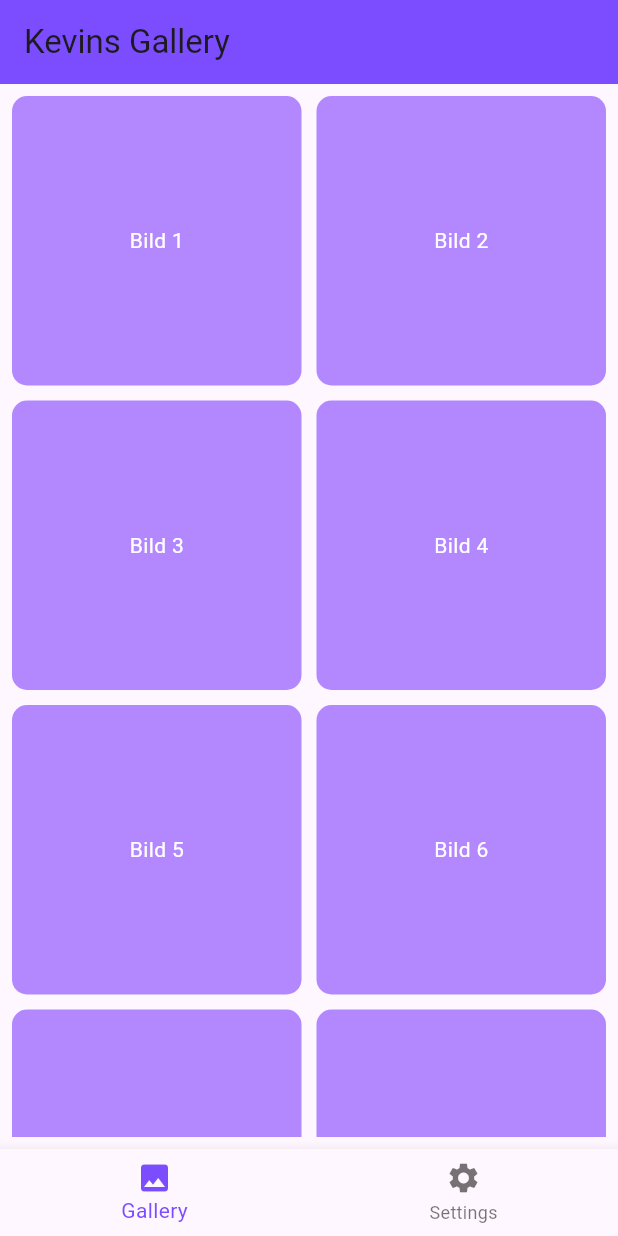
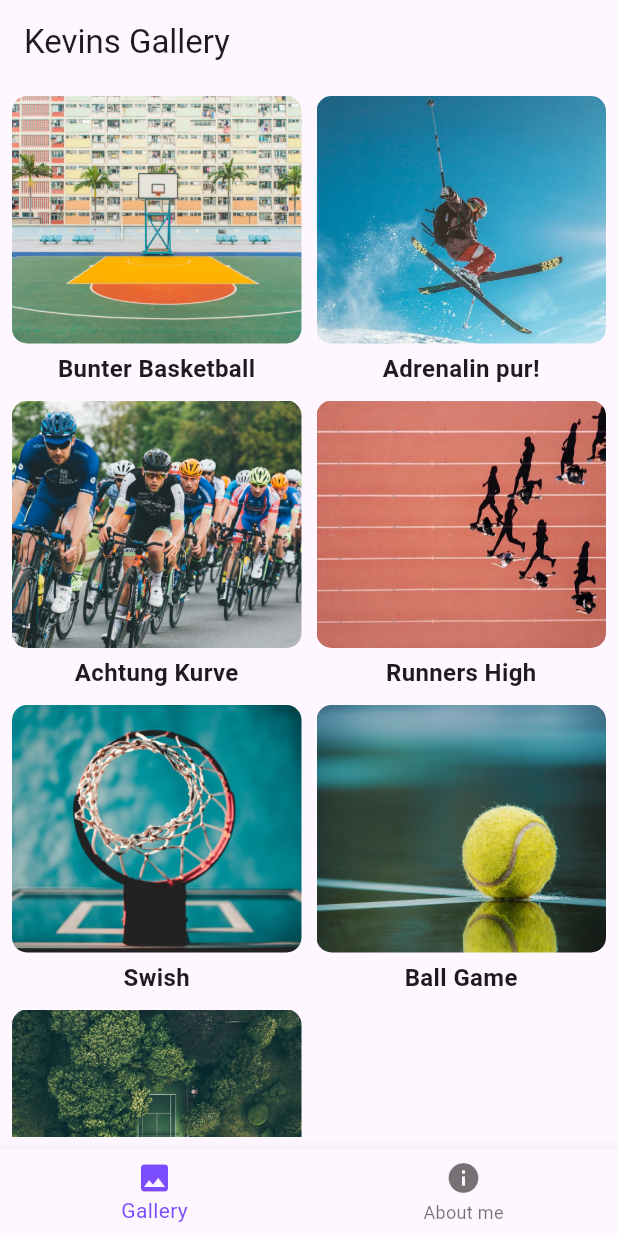
Before and after one commit to Kevin-Bangert/ImageGallery, a Flutter app: the screen it shows after launch, on a phone screen of 412 x 824 dp. Run offline on Flutter 3.47's test engine with Material 3 defaults, Android fonts, the phone set to English and light mode, and no system bars.

Commit message:
Fertige Gallery App

```diff
--- /dev/null
+++ b/lib/gallery_data.dart
@@ -0,0 +1,53 @@
+import 'gallery_item.dart';
+
+List<GalleryItem> galleryData = [
+  GalleryItem(
+    imageTitle: 'Bunter Basketball',
+    imageDate: '03.06.2023',
+    imageDescription:
+        'Ein farbenfrohes Basketballfeld im Freien. Im Zentrum steht ein Basketballkorb, dessen weißes Netz im leichten Wind schaukelt. Die Farben des Spielfelds leuchten unter der warmen Abendsonne. Vor vielen Jahren, während eines Sommerabends, trafen sich hier Freunde zu einem unvergesslichen Spiel, bei dem die Sieger den Sonnenuntergang bejubelten.',
+    imagePath: 'assets/images/basketball_1.jpeg',
+  ),
+  GalleryItem(
+    imageTitle: 'Adrenalin pur!',
+    imageDate: '14.07.2020',
+    imageDescription:
+        'Ein Skifahrer in voller Montur fliegt mutig über einen schneebedeckten Hügel, während der klare, blaue Himmel im Hintergrund strahlt. Die Sonne scheint hell, beleuchtet die funkelnden Schneeflocken und wirft lange Schatten auf die Piste. An einem perfekten Wintertag vor einigen Jahren, als der Schnee frisch und die Bedingungen ideal waren, führte dieser Sprung zu einem unvergesslichen Moment voller Adrenalin und Freude.',
+    imagePath: 'assets/images/ski.jpeg',
+  ),
+  GalleryItem(
+    imageTitle: 'Achtung Kurve',
+    imageDate: '18.06.2022',
+    imageDescription:
+        'Eine große Gruppe Rennradfahrer legt sich synchron in eine scharfe Kurve, während sie mit beeindruckender Geschwindigkeit die Strecke entlangrasen. Die bunten Trikots der Fahrer leuchten im Sonnenschein, und ihre Konzentration ist greifbar. Vor einigen Jahren, während eines spannenden Wettkampfs an einem sonnigen Frühlingstag, markierte diese Kurve den Wendepunkt des Rennens und wurde zum Schauplatz eines packenden Duells um die Spitze.',
+    imagePath: 'assets/images/bike.jpeg',
+  ),
+  GalleryItem(
+    imageTitle: 'Runners High',
+    imageDate: '22.09.2023',
+    imageDescription:
+        'Unsere acht Läufer bewegen sich hier in einer beeindruckenden Dreiecks-Formation über die Bahnen des sonnigen Sportplatzes am Mauerpark. Alle Athleten sind synchronisiert, ihre Schritte im perfekten Einklang, während sie die rote Tartanbahn unter ihren Füßen spüren. An einem kühlen Herbstmorgen, während eines intensiven Trainings, wurde diese Formation gewählt, um Teamarbeit und Präzision zu perfektionieren, und es war ein Moment, der die Entschlossenheit und den Zusammenhalt der Gruppe widerspiegelte.',
+    imagePath: 'assets/images/running.jpeg',
+  ),
+  GalleryItem(
+    imageTitle: 'Swish',
+    imageDate: '11.08.2018',
+    imageDescription:
+        'Ein Foto, das von unten aufgenommen wurde, zeigt einen Basketballkorb mit einem strahlend blauen Himmel im Hintergrund. Die Sonne scheint hell, und das weiße Netz des Korbs hebt sich kontrastreich gegen das Blau ab. An einem klaren Sommernachmittag, vor vielen Jahren, wurde hier ein legendäres Spiel gespielt, bei dem der letzte Korb im goldenen Licht des Abends glänzte.',
+    imagePath: 'assets/images/basketball_2.jpeg',
+  ),
+  GalleryItem(
+    imageTitle: 'Ball Game',
+    imageDate: '29.11.2023',
+    imageDescription:
+        'Die Nahaufnahme zeigt einen gelb-grünen Tennisball, der auf dem glänzenden Boden der Sporthalle liegt. Die Textur des Balls ist deutlich sichtbar, während das gedämpfte Licht der Halle eine ruhige Atmosphäre schafft. An einem regnerischen Nachmittag fand hier ein spannendes Match statt, bei dem dieser Ball im entscheidenden Moment des Spiels eine wichtige Rolle spielte.',
+    imagePath: 'assets/images/tennis_1.jpeg',
+  ),
+  GalleryItem(
+    imageTitle: 'Sieg in der Natur',
+    imageDate: '02.05.2022',
+    imageDescription:
+        'Eine beeindruckende Drohnenaufnahme zeigt ein Tennisfeld, das idyllisch mitten im Grünen liegt. Das leuchtend grüne Spielfeld kontrastiert wunderschön mit den umgebenden Bäumen und Wiesen. An einem sonnigen Sommertag vor einigen Jahren wurde hier ein Turnier ausgetragen, bei dem Spieler und Zuschauer gleichermaßen die atemberaubende Naturkulisse genossen.',
+    imagePath: 'assets/images/tennis_2.jpeg',
+  ),
+];
--- a/lib/main.dart
+++ b/lib/main.dart
@@ -1,4 +1,5 @@
 import 'package:flutter/material.dart';
+import 'gallery_data.dart';
 
 void main() {
   runApp(const MainApp());
@@ -9,11 +10,13 @@ class MainApp extends StatelessWidget {
 
   @override
   Widget build(BuildContext context) {
-    return MaterialApp(home: HomeScreen());
+    return MaterialApp(
+      home: const HomeScreen(),
+      theme: ThemeData(primarySwatch: Colors.deepPurple),
+    );
   }
 }
 
-// Stateful Widget für die Navigation
 class HomeScreen extends StatefulWidget {
   const HomeScreen({super.key});
 
@@ -24,10 +27,9 @@ class HomeScreen extends StatefulWidget {
 class HomeScreenState extends State<HomeScreen> {
   int _selectedIndex = 0;
 
-  // Liste der Seiten (Home, Gallery, Settings)
   static final List<Widget> _pages = <Widget>[
-    const GalleryPage(), // Hier fügen wir die neue Seite mit GridView ein
-    const Center(child: Text('Settings')),
+    const GalleryPage(),
+    const AboutMePage(),
   ];
 
   void _onItemTapped(int index) {
@@ -39,18 +41,12 @@ class HomeScreenState extends State<HomeScreen> {
   @override
   Widget build(BuildContext context) {
     return Scaffold(
-      appBar: AppBar(
-        title: const Text("Kevins Gallery"),
-        backgroundColor: Colors.deepPurpleAccent,
-      ),
+      appBar: AppBar(title: const Text("Kevins Gallery")),
       body: _pages[_selectedIndex],
       bottomNavigationBar: BottomNavigationBar(
         items: const <BottomNavigationBarItem>[
           BottomNavigationBarItem(icon: Icon(Icons.photo), label: 'Gallery'),
-          BottomNavigationBarItem(
-            icon: Icon(Icons.settings),
-            label: 'Settings',
-          ),
+          BottomNavigationBarItem(icon: Icon(Icons.info), label: 'About me'),
         ],
         currentIndex: _selectedIndex,
         selectedItemColor: Colors.deepPurpleAccent,
@@ -60,7 +56,6 @@ class HomeScreenState extends State<HomeScreen> {
   }
 }
 
-//  GalleryPage mit GridView
 class GalleryPage extends StatelessWidget {
   const GalleryPage({super.key});
 
@@ -70,22 +65,62 @@ class GalleryPage extends StatelessWidget {
       padding: const EdgeInsets.all(8.0),
       child: GridView.builder(
         gridDelegate: const SliverGridDelegateWithFixedCrossAxisCount(
-          crossAxisCount: 2, // 2 Spalten
-          crossAxisSpacing: 10, // Abstand zwischen den Spalten
-          mainAxisSpacing: 10, // Abstand zwischen den Zeilen
+          crossAxisCount: 2,
+          crossAxisSpacing: 10,
+          mainAxisSpacing: 10,
         ),
-        itemCount: 10, // Anzahl der Bilder (hier Dummy-Daten)
+        itemCount: galleryData.length,
         itemBuilder: (context, index) {
-          return Container(
-            decoration: BoxDecoration(
-              color: Colors.deepPurpleAccent.shade100,
-              borderRadius: BorderRadius.circular(10),
-            ),
-            child: Center(
-              child: Text(
-                'Bild ${index + 1}',
-                style: const TextStyle(color: Colors.white),
-              ),
+          final item = galleryData[index];
+          return GestureDetector(
+            onTap: () {
+              showDialog(
+                context: context,
+                builder: (BuildContext context) {
+                  return AlertDialog(
+                    title: Text(item.imageTitle),
+                    content: Column(
+                      mainAxisSize: MainAxisSize.min,
+                      children: [
+                        Image.asset(item.imagePath),
+                        const SizedBox(height: 10),
+                        Text(item.imageDescription),
+                      ],
+                    ),
+                    actions: [
+                      TextButton(
+                        onPressed: () {
+                          Navigator.of(context).pop();
+                        },
+                        child: const Text('Schließen'),
+                      ),
+                    ],
+                  );
+                },
+              );
+            },
+            child: Column(
+              children: [
+                Expanded(
+                  child: ClipRRect(
+                    borderRadius: BorderRadius.circular(10),
+                    child: Image.asset(
+                      item.imagePath,
+                      fit: BoxFit.cover,
+                      width: double.infinity,
+                    ),
+                  ),
+                ),
+                const SizedBox(height: 5),
+                Text(
+                  item.imageTitle,
+                  style: const TextStyle(
+                    fontSize: 16,
+                    fontWeight: FontWeight.bold,
+                  ),
+                  textAlign: TextAlign.center,
+                ),
+              ],
             ),
           );
         },
@@ -93,3 +128,41 @@ class GalleryPage extends StatelessWidget {
     );
   }
 }
+
+class AboutMePage extends StatelessWidget {
+  const AboutMePage({super.key});
+
+  @override
+  Widget build(BuildContext context) {
+    return SingleChildScrollView(
+      padding: const EdgeInsets.all(16.0),
+      child: Column(
+        crossAxisAlignment: CrossAxisAlignment.center,
+        children: [
+          const CircleAvatar(
+            radius: 60,
+            backgroundImage: AssetImage('assets/images/kaya.jpeg'),
+          ),
+          const SizedBox(height: 16),
+          const Text(
+            'Kaya Müller',
+            style: TextStyle(fontSize: 24, fontWeight: FontWeight.bold),
+          ),
+          const SizedBox(height: 8),
+          const Text(
+            'Fotograf',
+            style: TextStyle(fontSize: 16, color: Colors.grey),
+          ),
+          const SizedBox(height: 16),
+          const Text(
+            'Mein Name ist Kaya Müller, ein Fotograf im Alter von 32 Jahren, der die Welt durch die Linse entdeckt. Mit einem Hintergrund in der visuellen Kunst und jahrelanger Erfahrung in der Fotografie habe ich einen Blick für die Schönheit im Alltäglichen entwickelt. Meine Spezialität liegt in der Sport- und Naturfotografie, wo ich das Spiel von Licht und Schatten einfange, um emotionale und aussagekräftige Bilder zu schaffen.\n\n'
+            'Ich glaube daran, dass jeder Moment einzigartig ist und seine eigene Geschichte erzählt. In meinen Arbeiten strebe ich danach, diese Geschichten visuell zu interpretieren und sie durch kreative Kompositionen und Nuancen zum Leben zu erwecken. Meine fotografische Reise hat mich durch verschiedene Länder geführt, wo ich die Vielfalt der Kulturen und Landschaften festhalte, immer auf der Suche nach neuen Perspektiven und Herausforderungen.\n\n'
+            'Mein Anspruch ist es, mit meinen Bildern nicht nur zu dokumentieren, sondern auch zu inspirieren und zu berühren. Jeder Auftrag und jedes Projekt ist für mich eine Möglichkeit, meine Leidenschaft und mein Können zu zeigen und eine Verbindung zwischen dem Betrachter und dem Bild herzustellen.',
+            style: TextStyle(fontSize: 14, height: 1.5),
+            textAlign: TextAlign.justify,
+          ),
+        ],
+      ),
+    );
+  }
+}
--- a/pubspec.yaml
+++ b/pubspec.yaml
@@ -17,3 +17,5 @@ dev_dependencies:
 
 flutter:
   uses-material-design: true
+  assets:
+    - assets/images/
```
Also changed, not shown: lib/gallery_item.dart (added, +13 -0 lines), assets/images/basketball_1.jpeg (added), assets/images/basketball_2.jpeg (added), assets/images/bike.jpeg (added), assets/images/kaya.jpeg (added), assets/images/running.jpeg (added), assets/images/ski.jpeg (added), assets/images/soccer.jpeg (added), assets/images/tennis_1.jpeg (added), assets/images/tennis_2.jpeg (added).
